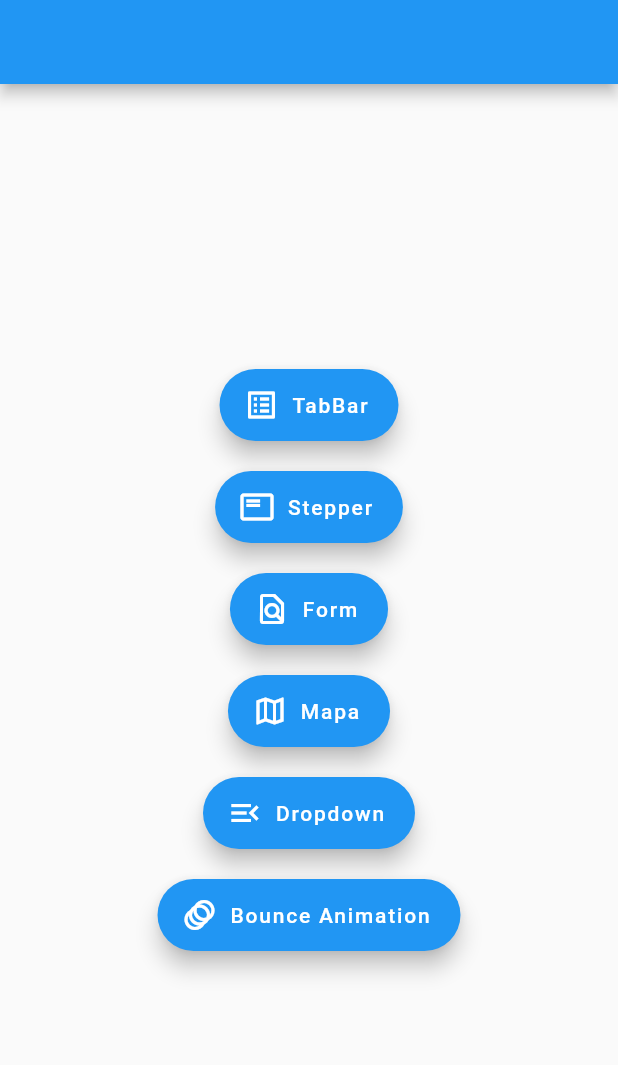
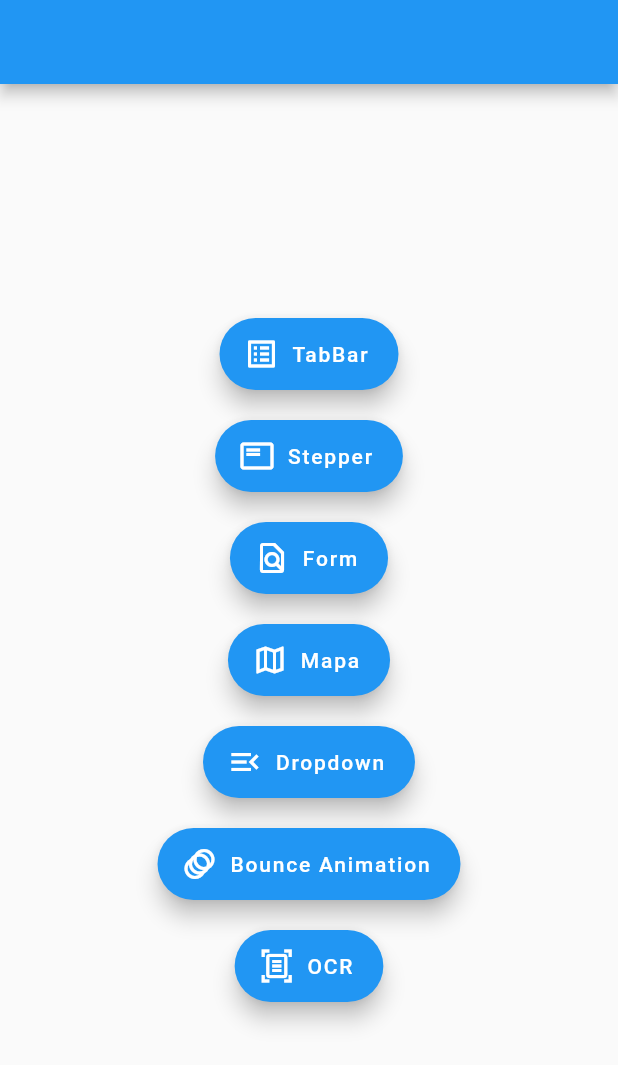
Before and after one commit to alfredo961/widgets_de_prueba, a Flutter app: the screen it shows after launch, on a phone screen of 412 x 824 dp. Shown: the top 1065 px of the screen. Run offline on Flutter 3.47's test engine with Material 2 defaults, Android fonts, the phone set to English and light mode, and no system bars; our stand-ins replace get, google_maps_flutter; missing offline and left inert: flutter_mobile_vision_2.

```diff
--- /dev/null
+++ b/analysis_options.yaml
@@ -0,0 +1 @@
+include: package:flutter_lints/flutter.yaml
--- a/lib/home_page.dart
+++ b/lib/home_page.dart
@@ -3,6 +3,7 @@ import 'package:get/get.dart';
 import 'package:tabbar/home_controller.dart';
 
 class HomePage extends StatelessWidget {
+  HomePage({Key? key}) : super(key: key);
   final controller = Get.put(HomeController());
   @override
   Widget build(BuildContext context) {
@@ -16,59 +17,69 @@ class HomePage extends StatelessWidget {
               Flexible(
                 child: FloatingActionButton.extended(
                     heroTag: "btn1",
-                    icon: Icon(Icons.list_alt_outlined),
-                    label: Text("TabBar"),
+                    icon: const Icon(Icons.list_alt_outlined),
+                    label: const Text("TabBar"),
                     onPressed: () => controller.passToTabs()),
               ),
-              SizedBox(
+              const SizedBox(
                 height: 20,
               ),
               Flexible(
                 child: FloatingActionButton.extended(
                     heroTag: "btn2",
-                    label: Text("Stepper"),
-                    icon: Icon(Icons.featured_play_list_outlined),
+                    label: const Text("Stepper"),
+                    icon: const Icon(Icons.featured_play_list_outlined),
                     onPressed: () => controller.passToStepper()),
               ),
-              SizedBox(
+              const SizedBox(
                 height: 20,
               ),
               Flexible(
                 child: FloatingActionButton.extended(
                     heroTag: "btn3",
-                    label: Text("Form"),
-                    icon: Icon(Icons.find_in_page_outlined),
+                    label: const Text("Form"),
+                    icon: const Icon(Icons.find_in_page_outlined),
                     onPressed: () => controller.passToForm()),
               ),
-              SizedBox(
+              const SizedBox(
                 height: 20,
               ),
               Flexible(
                 child: FloatingActionButton.extended(
                     heroTag: "btn4",
-                    label: Text("Mapa"),
-                    icon: Icon(Icons.map_outlined),
+                    label: const Text("Mapa"),
+                    icon: const Icon(Icons.map_outlined),
                     onPressed: () => controller.passToMapView()),
               ),
-              SizedBox(
+              const SizedBox(
                 height: 20,
               ),
               Flexible(
                 child: FloatingActionButton.extended(
                     heroTag: "btn5",
-                    label: Text("Dropdown"),
-                    icon: Icon(Icons.menu_open_outlined),
+                    label: const Text("Dropdown"),
+                    icon: const Icon(Icons.menu_open_outlined),
                     onPressed: () => controller.passToDropdownView()),
               ),
-              SizedBox(
+              const SizedBox(
                 height: 20,
               ),
               Flexible(
                 child: FloatingActionButton.extended(
                     heroTag: "btn6",
-                    label: Text("Bounce Animation"),
-                    icon: Icon(Icons.animation),
+                    label: const Text("Bounce Animation"),
+                    icon: const Icon(Icons.animation),
                     onPressed: () => controller.passToAnimationView()),
+              ),
+              const SizedBox(
+                height: 20,
+              ),
+              Flexible(
+                child: FloatingActionButton.extended(
+                    heroTag: "btn7",
+                    label: const Text("OCR"),
+                    icon: const Icon(Icons.document_scanner_outlined),
+                    onPressed: () => controller.passToOCRView()),
               ),
             ],
           )),
--- a/lib/main.dart
+++ b/lib/main.dart
@@ -5,14 +5,16 @@ import 'package:tabbar/dropdown_view/dropdown_page.dart';
 import 'package:tabbar/form_view/form_page.dart';
 import 'package:tabbar/home_page.dart';
 import 'package:tabbar/map_view/map_view.dart';
+import 'package:tabbar/ocr_view/ocr_view.dart';
 import 'package:tabbar/stepper_views/stepper_page.dart';
 import 'package:tabbar/tabs_view/tab_page.dart';
 
 void main() {
-  runApp(MyApp());
+  runApp(const MyApp());
 }
 
 class MyApp extends StatelessWidget {
+  const MyApp({Key? key}) : super(key: key);
   @override
   Widget build(BuildContext context) {
     return GetMaterialApp(
@@ -27,9 +29,10 @@ class MyApp extends StatelessWidget {
         GetPage(name: '/tabs', page: () => TabBarPage()),
         GetPage(name: '/steps', page: () => StepperPage()),
         GetPage(name: '/form', page: () => FormPage()),
-        GetPage(name: '/map', page: () => MapWidgetView()),
+        GetPage(name: '/map', page: () => const MapWidgetView()),
         GetPage(name: '/dropdown', page: () => DropdownPage()),
-        GetPage(name: '/animation', page: () => AnimationPage()),
+        GetPage(name: '/animation', page: () => const AnimationPage()),
+        GetPage(name: '/ocr', page: () => OCRView()),
       ],
     );
   }
--- a/pubspec.yaml
+++ b/pubspec.yaml
@@ -18,7 +18,7 @@ publish_to: 'none' # Remove this line if you wish to publish to pub.dev
 version: 1.0.0+1
 
 environment:
-  sdk: ">=2.7.0 <3.0.0"
+  sdk: ">=2.12.0 <3.0.0"
 
 dependencies:
   flutter:
@@ -30,8 +30,11 @@ dependencies:
   cupertino_icons: ^1.0.2
   get: ^4.1.4
   google_maps_flutter: ^2.0.6
+  flutter_mobile_vision_2: ^0.1.11
+
 
 dev_dependencies:
+  flutter_lints: ^1.0.4
   flutter_test:
     sdk: flutter
 
```
Also changed, not shown: lib/animation_view/animation_page.dart (+23 -22 lines), lib/dropdown_view/dropdown_controller.dart (+10 -6 lines), lib/dropdown_view/dropdown_page.dart (+4 -5 lines), lib/dropdown_view/dropdown_widget.dart (+10 -6 lines), lib/form_view/form_controller.dart (+13 -18 lines), lib/form_view/form_page.dart (+16 -15 lines), lib/home_controller.dart (+16 -12 lines), lib/map_view/map_controller.dart (+10 -16 lines), lib/map_view/map_view.dart (+14 -18 lines), lib/ocr_view/ocr_controller.dart (added, +48 -0 lines), lib/ocr_view/ocr_view.dart (added, +38 -0 lines), lib/stepper_views/stepper_page.dart (+22 -30 lines), lib/tabs_view/tab_controller.dart (+4 -6 lines), lib/tabs_view/tab_page.dart (+28 -34 lines), 1 more files, 3 other files.
